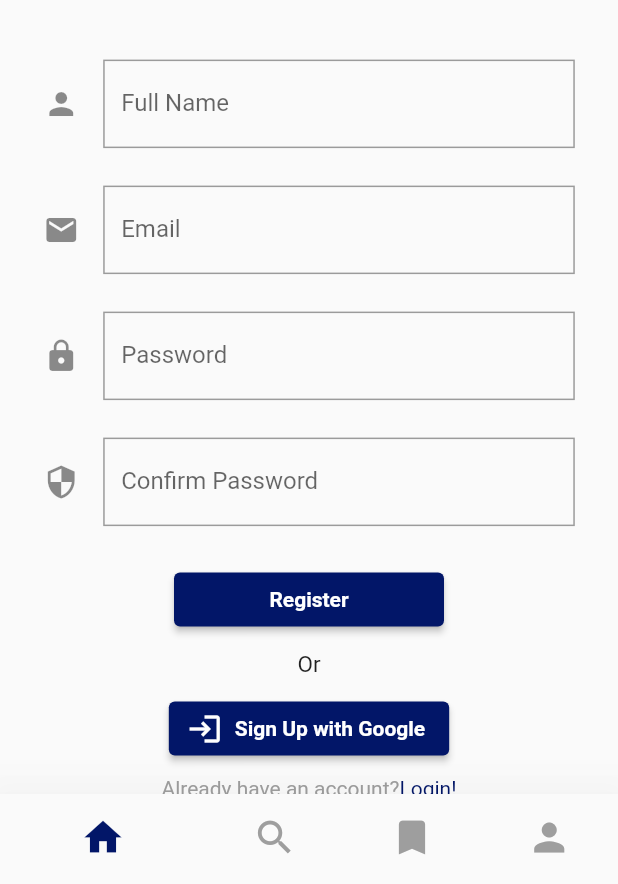
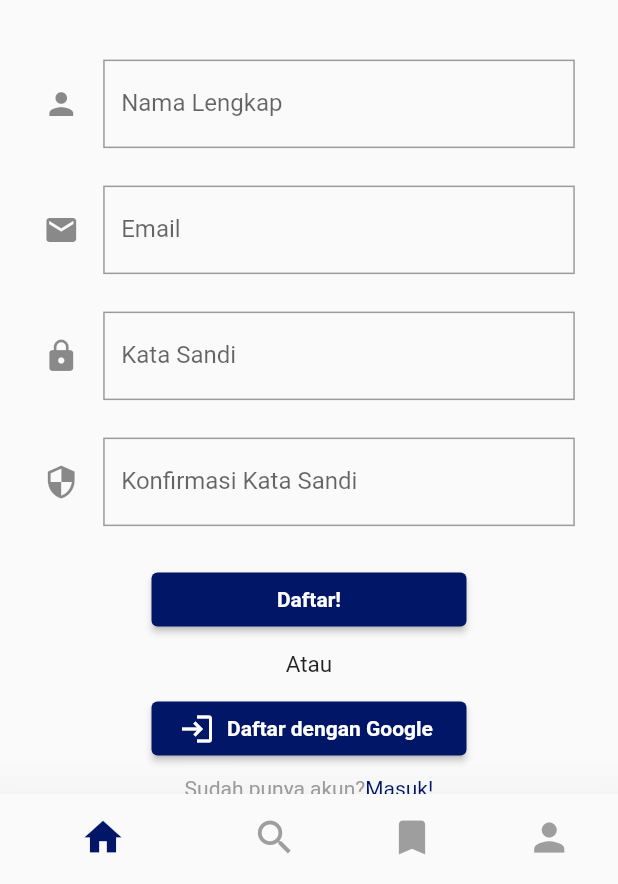
Before and after one commit to ardianhilmip35/coba_mobile_go_job, a Flutter app: the screen it shows after launch, on a phone screen of 412 x 824 dp, the part 352-1236 px from its top. Run offline on Flutter 3.47's test engine with Material 2 defaults, Android fonts, the phone set to English and light mode, and no system bars; our stand-ins replace get, google_fonts.

Commit message:
galuh commit

```diff
--- a/lib/main.dart
+++ b/lib/main.dart
@@ -20,7 +20,7 @@ class MyApp extends StatelessWidget {
     return  GetMaterialApp(
       debugShowCheckedModeBanner: false,
       translations: LocaleString(),
-      locale: Locale('en', 'US'),
+      locale: Locale('id', 'ID'),
       home: MyBottomBar(),
     );
   }
--- a/lib/pages/register.dart
+++ b/lib/pages/register.dart
@@ -122,7 +122,7 @@ class _RegisterState extends State<Register> {
                   padding: EdgeInsets.only(top: 25.0),
                 ),
                 SizedBox(
-                  width: 180,
+                  width: 210,
                   child: ElevatedButton(
                     style: ElevatedButton.styleFrom(
                       primary: primarycolor,
@@ -130,8 +130,8 @@ class _RegisterState extends State<Register> {
                     onPressed: () {
                       if (_formKey.currentState!.validate()) {}
                     },
-                    child: const Text(
-                      'Register',
+                    child: Text(
+                      'daftar'.tr,
                       style: TextStyle(fontWeight: FontWeight.bold),
                     ),
                   ),
@@ -146,7 +146,9 @@ class _RegisterState extends State<Register> {
                     ),
                   ),
                 ),
-                ElevatedButton.icon(
+                SizedBox(
+                  width: 210,
+                  child: ElevatedButton.icon(
                     style: ElevatedButton.styleFrom(
                       primary: primarycolor,
                     ),
@@ -159,6 +161,7 @@ class _RegisterState extends State<Register> {
                     label: Text(
                       'daftargoogle'.tr,
                       style: TextStyle(fontWeight: FontWeight.bold),
+                    ),
                   ),
                 ),
                 Padding(
```
Also changed, not shown: lib/pages/login.dart (+5 -2 lines). Lines whose indentation alone changed are shown as unchanged.
